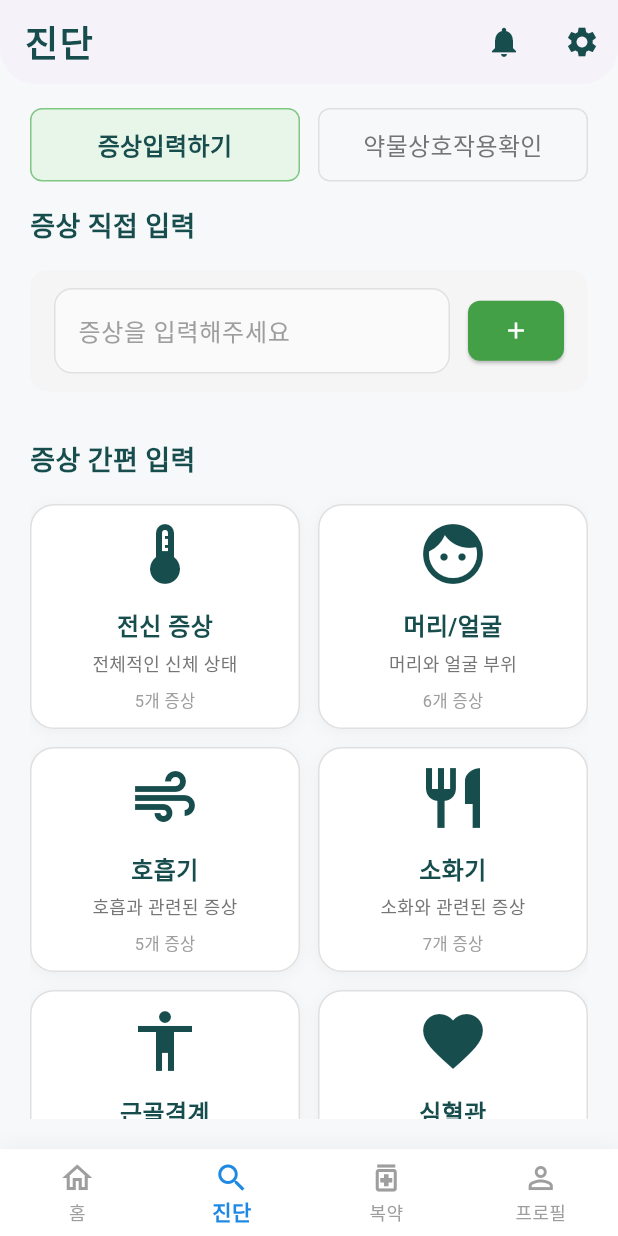
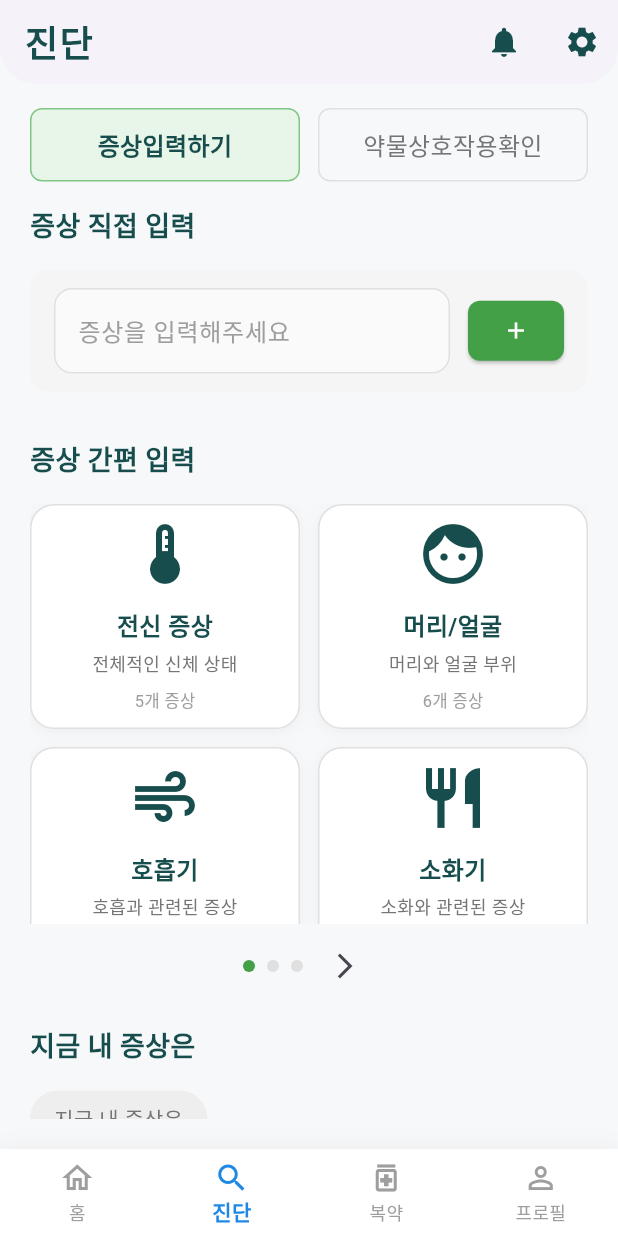
Before and after one commit to KICT2022/frontend, a Flutter app: the SearchScreen screen opened by its route, on a phone screen of 412 x 824 dp. Run offline on Flutter 3.47's test engine with Material 3 defaults, Android fonts, the phone set to English and light mode, and no system bars; our stand-ins replace go_router, shared_preferences; accounts and stored records are empty; Roboto replaces fonts that are missing (NotoSansKR).

Commit message:
카테고리 페이지네이션 기능 추가: 증상 카테고리를 4개씩 나누어 페이지로 표시하고, 페이지 인디케이터를 추가하여 사용자 경험을 개선함.

```diff
--- a/lib/screens/search_screen.dart
+++ b/lib/screens/search_screen.dart
@@ -332,6 +332,14 @@ class _SearchScreenState extends State<SearchScreen> {
     List<List<Map<String, dynamic>>> pages = [];
     for (int i = 0; i < _currentSymptomCards.length; i += 6) {
       pages.add(_currentSymptomCards.skip(i).take(6).toList());
+    }
+    return pages;
+  }
+
+  List<List<Map<String, dynamic>>> _getCategoryPages() {
+    List<List<Map<String, dynamic>>> pages = [];
+    for (int i = 0; i < _symptomCategories.length; i += 4) {
+      pages.add(_symptomCategories.skip(i).take(4).toList());
     }
     return pages;
   }
@@ -875,6 +883,21 @@ class _SearchScreenState extends State<SearchScreen> {
   }
 
   Widget _buildCategoryGrid() {
+    return Column(
+      children: [
+        // 카테고리 그리드
+        SizedBox(
+          height: 280,
+          child: PageView.builder(
+            controller: _pageController,
+            onPageChanged: (index) {
+              setState(() {
+                _currentPage = index;
+              });
+            },
+            itemCount: _getCategoryPages().length,
+            itemBuilder: (context, pageIndex) {
+              final pageCategories = _getCategoryPages()[pageIndex];
               return GridView.builder(
                 shrinkWrap: true,
                 physics: const NeverScrollableScrollPhysics(),
@@ -884,9 +907,9 @@ class _SearchScreenState extends State<SearchScreen> {
                   mainAxisSpacing: 12,
                   childAspectRatio: 1.2,
                 ),
-      itemCount: _symptomCategories.length,
+                itemCount: pageCategories.length,
                 itemBuilder: (context, index) {
-        final category = _symptomCategories[index];
+                  final category = pageCategories[index];
                   return GestureDetector(
                     onTap: () {
                       setState(() {
@@ -931,19 +954,73 @@ class _SearchScreenState extends State<SearchScreen> {
                           const SizedBox(height: 4),
                           Text(
                             category['description'],
-                  style: TextStyle(fontSize: 12, color: Colors.grey.shade600),
+                            style: TextStyle(
+                              fontSize: 12,
+                              color: Colors.grey.shade600,
+                            ),
                             textAlign: TextAlign.center,
                           ),
                           const SizedBox(height: 8),
                           Text(
                             '${category['symptoms'].length}개 증상',
-                  style: TextStyle(fontSize: 11, color: Colors.grey.shade500),
+                            style: TextStyle(
+                              fontSize: 11,
+                              color: Colors.grey.shade500,
+                            ),
                           ),
                         ],
                       ),
                     ),
                   );
                 },
+              );
+            },
+          ),
+        ),
+        const SizedBox(height: 4),
+
+        // 페이지 인디케이터
+        if (_getCategoryPages().length > 1)
+          Row(
+            mainAxisAlignment: MainAxisAlignment.center,
+            children: [
+              if (_currentPage > 0)
+                IconButton(
+                  onPressed: () {
+                    _pageController.previousPage(
+                      duration: const Duration(milliseconds: 300),
+                      curve: Curves.easeInOut,
+                    );
+                  },
+                  icon: const Icon(Icons.arrow_back_ios, size: 20),
+                ),
+              ...List.generate(_getCategoryPages().length, (index) {
+                return Container(
+                  margin: const EdgeInsets.symmetric(horizontal: 4),
+                  width: 8,
+                  height: 8,
+                  decoration: BoxDecoration(
+                    shape: BoxShape.circle,
+                    color:
+                        _currentPage == index
+                            ? Colors.green.shade600
+                            : Colors.grey.shade300,
+                  ),
+                );
+              }),
+              if (_currentPage < _getCategoryPages().length - 1)
+                IconButton(
+                  onPressed: () {
+                    _pageController.nextPage(
+                      duration: const Duration(milliseconds: 300),
+                      curve: Curves.easeInOut,
+                    );
+                  },
+                  icon: const Icon(Icons.arrow_forward_ios, size: 20),
+                ),
+            ],
+          ),
+      ],
     );
   }
 
```
Lines whose indentation alone changed are shown as unchanged.
